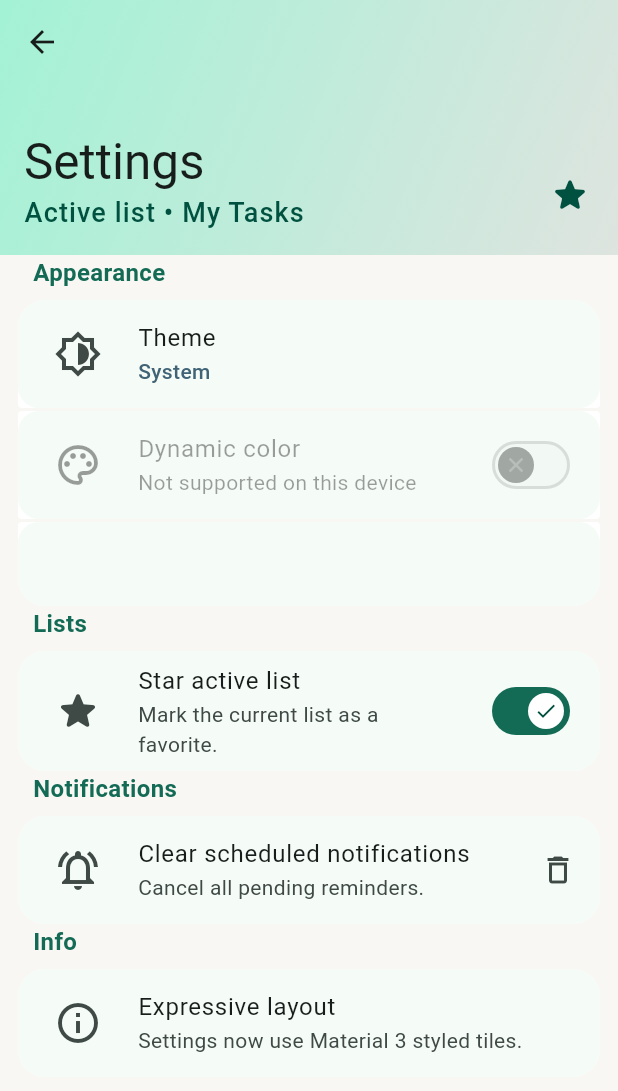
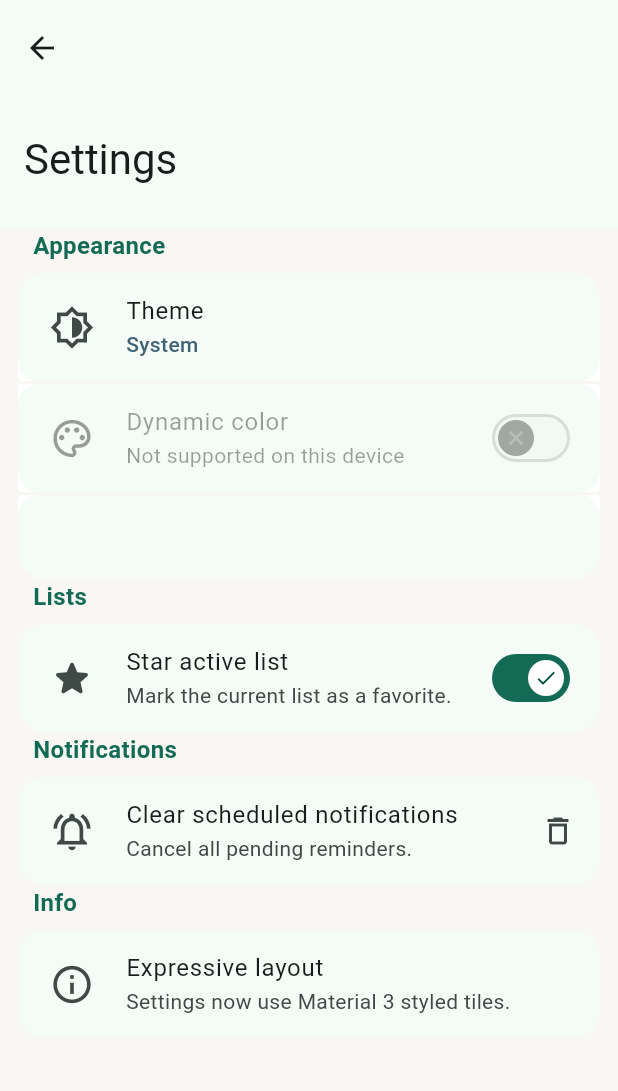
Before and after one commit to Abhishek-Maurya2/taskly, a Flutter app: the screen it shows after launch, after a tap on the "settings" icon, on a phone screen of 412 x 824 dp. Shown: the top 1091 px of the screen. Run offline on Flutter 3.47's test engine with Material 3 defaults, Android fonts, the phone set to English and light mode, and no system bars; our stand-ins replace dynamic_color, easy_localization, file_picker, flutter_local_notifications, material_color_utilities, shared_preferences and 1 more; missing offline and left inert: flex_color_picker, material_new_shapes.

Commit message:
feat: Refactor HomeShell and SettingsPage to use Sliver widgets for improved performance and UI consistency

```diff
--- a/lib/src/screens/home_shell.dart
+++ b/lib/src/screens/home_shell.dart
@@ -19,7 +19,12 @@ class HomeShell extends StatelessWidget {
         store.activeListId ?? (lists.isNotEmpty ? lists.first.id : null);
 
     return Scaffold(
-      appBar: AppBar(
+      body: CustomScrollView(
+        slivers: [
+          SliverAppBar.large(
+            titleSpacing: 0,
+            backgroundColor: Theme.of(context).colorScheme.surface,
+            scrolledUnderElevation: 1,
             title: const Text('Tasks'),
             actions: [
               IconButton(
@@ -30,10 +35,8 @@ class HomeShell extends StatelessWidget {
               ),
             ],
           ),
-      body: Column(
-        crossAxisAlignment: CrossAxisAlignment.start,
-        children: [
-          SingleChildScrollView(
+          SliverToBoxAdapter(
+            child: SingleChildScrollView(
               scrollDirection: Axis.horizontal,
               padding: const EdgeInsets.symmetric(horizontal: 12, vertical: 8),
               child: Row(
@@ -61,12 +64,14 @@ class HomeShell extends StatelessWidget {
                 ],
               ),
             ),
-          Expanded(
-            child: _TaskListView(
-              listId: activeId,
-              key: ValueKey(activeId ?? 'empty'),
           ),
-          ),
+          if (activeId == null)
+            const SliverFillRemaining(
+              hasScrollBody: false,
+              child: _EmptyState(),
+            )
+          else
+            _TaskListView(listId: activeId, key: ValueKey(activeId)),
         ],
       ),
       floatingActionButton: FloatingActionButton.extended(
@@ -131,11 +136,17 @@ class _TaskListView extends StatelessWidget {
   Widget build(BuildContext context) {
     final store = context.watch<TaskStore>();
     if (listId == null) {
-      return const Center(child: Text('No list selected'));
+      return const SliverFillRemaining(
+        hasScrollBody: false,
+        child: _EmptyState(),
+      );
     }
     final tasks = store.tasksForList(listId!);
     if (tasks.isEmpty) {
-      return const _EmptyState();
+      return const SliverFillRemaining(
+        hasScrollBody: false,
+        child: _EmptyState(),
+      );
     }
     tasks.sort((a, b) {
       if (a.starred != b.starred) return b.starred ? 1 : -1;
@@ -144,13 +155,11 @@ class _TaskListView extends StatelessWidget {
       }
       return a.createdAt.compareTo(b.createdAt);
     });
-    return ListView.builder(
-      padding: const EdgeInsets.only(bottom: 100),
-      itemCount: tasks.length,
-      itemBuilder: (context, index) {
+    return SliverList(
+      delegate: SliverChildBuilderDelegate((context, index) {
         final task = tasks[index];
         return TaskTile(task: task, onEdit: () => _openEditor(context, task));
-      },
+      }, childCount: tasks.length),
     );
   }
 
--- a/lib/src/screens/settings_page.dart
+++ b/lib/src/screens/settings_page.dart
@@ -14,7 +14,6 @@ class SettingsPage extends StatelessWidget {
     final store = context.watch<TaskStore>();
     final activeList = store.activeList;
     final theme = context.watch<ThemeController>();
-    final colorScheme = Theme.of(context).colorScheme;
     final themeLabel = switch (theme.themeMode) {
       ThemeMode.dark => 'Dark',
       ThemeMode.light => 'Light',
@@ -24,62 +23,11 @@ class SettingsPage extends StatelessWidget {
     return Scaffold(
       body: CustomScrollView(
         slivers: [
-          SliverAppBar(
-            pinned: true,
-            stretch: true,
-            expandedHeight: 170,
-            backgroundColor: colorScheme.surface,
+          SliverAppBar.large(
+            titleSpacing: 0,
+            backgroundColor: Theme.of(context).colorScheme.surface,
             scrolledUnderElevation: 1,
-            elevation: 0,
-            flexibleSpace: FlexibleSpaceBar(
-              stretchModes: const [
-                StretchMode.zoomBackground,
-                StretchMode.fadeTitle,
-              ],
-              titlePadding: const EdgeInsetsDirectional.only(
-                start: 16,
-                bottom: 16,
-              ),
-              title: Column(
-                mainAxisSize: MainAxisSize.min,
-                crossAxisAlignment: CrossAxisAlignment.start,
-                children: [
-                  const Text('Settings'),
-                  if (activeList != null)
-                    Text(
-                      'Active list • ${activeList.name}',
-                      style: Theme.of(context).textTheme.labelMedium?.copyWith(
-                        color: colorScheme.onPrimaryContainer,
-                      ),
-                    ),
-                ],
-              ),
-              background: DecoratedBox(
-                decoration: BoxDecoration(
-                  gradient: LinearGradient(
-                    begin: Alignment.topLeft,
-                    end: Alignment.bottomRight,
-                    colors: [
-                      colorScheme.primaryContainer,
-                      colorScheme.surfaceContainerHighest,
-                    ],
-                  ),
-                ),
-                child: Align(
-                  alignment: Alignment.bottomRight,
-                  child: Padding(
-                    padding: const EdgeInsets.only(right: 18, bottom: 26),
-                    child: Icon(
-                      activeList?.starred == true
-                          ? Icons.star_rounded
-                          : Icons.settings,
-                      color: colorScheme.onPrimaryContainer,
-                      size: 28,
-                    ),
-                  ),
-                ),
-              ),
-            ),
+            title: const Text('Settings'),
           ),
           SliverToBoxAdapter(
             child: Column(
--- a/settings_tiles_custom/lib/src/tiles/widgets/setting_tile_icon.dart
+++ b/settings_tiles_custom/lib/src/tiles/widgets/setting_tile_icon.dart
@@ -11,9 +11,9 @@ class SettingTileIcon extends StatelessWidget {
   @override
   Widget build(BuildContext context) {
     return SizedBox(
-      width: 48,
+      width: 40,
       height: double.infinity,
-      child: Icon(icon, size: 32),
+      child: Icon(icon, size: 30),
     );
   }
 }
```
Lines whose indentation alone changed are shown as unchanged.
